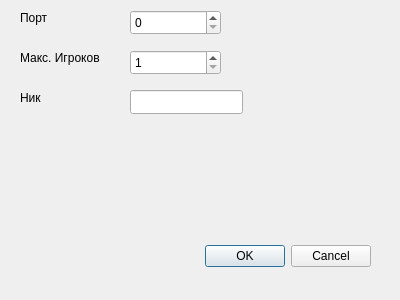
This is createdialog.ui in Razil131/crocodile_qt as Qt 5 draws it before an edit. The edited form follows.
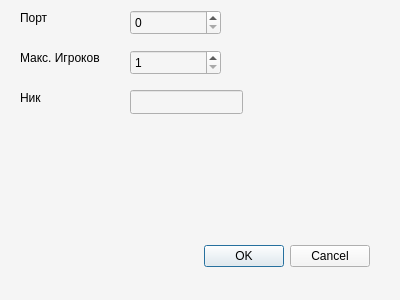
This is the edited form.

Diff of the .ui file:
```diff
--- a/createdialog.ui
+++ b/createdialog.ui
@@ -10,15 +10,31 @@
     <height>300</height>
    </rect>
   </property>
+  <property name="minimumSize">
+   <size>
+    <width>400</width>
+    <height>300</height>
+   </size>
+  </property>
+  <property name="maximumSize">
+   <size>
+    <width>400</width>
+    <height>301</height>
+   </size>
+  </property>
   <property name="windowTitle">
    <string>Dialog</string>
   </property>
+  <property name="styleSheet">
+   <string notr="true">background-color: #f5f5f5;
+color: black;</string>
+  </property>
   <widget class="QDialogButtonBox" name="buttonBox">
    <property name="geometry">
     <rect>
      <x>30</x>
      <y>240</y>
-     <width>341</width>
+     <width>340</width>
      <height>32</height>
     </rect>
    </property>
```
